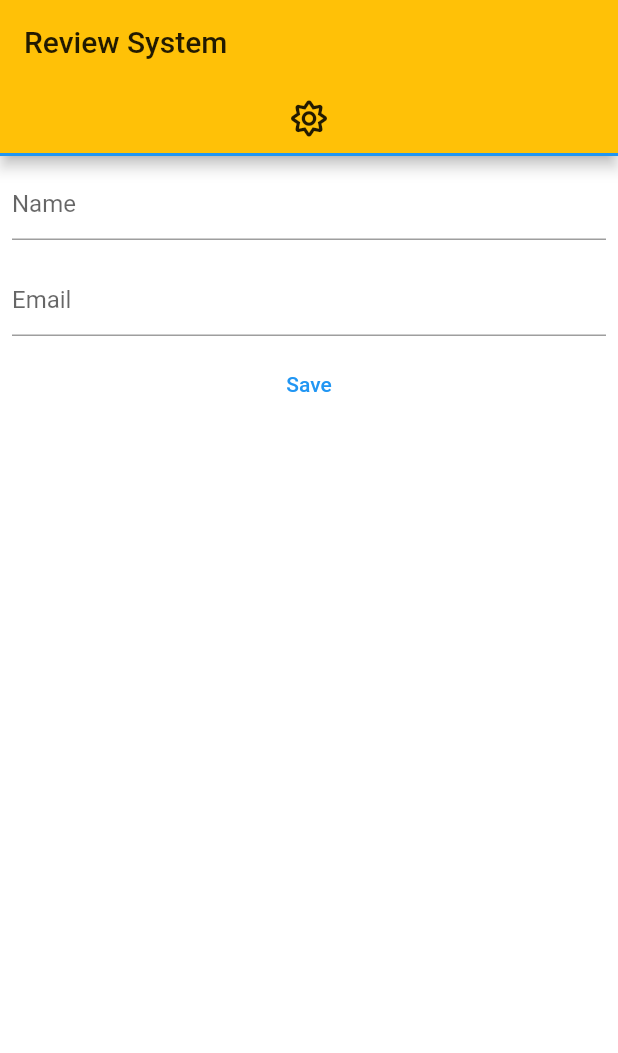
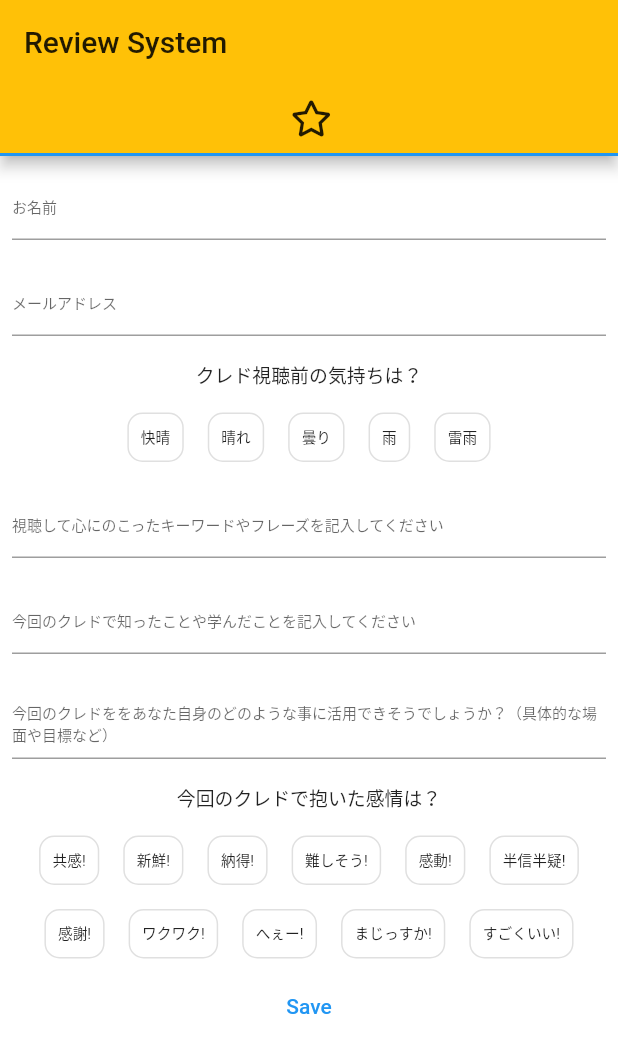
Before and after one commit to yoichiyy/credo, a Flutter app: the screen it shows after launch, on a phone screen of 412 x 824 dp. Shown: the top 1053 px of the screen. Run offline on Flutter 3.47's test engine with Material 2 defaults, Android fonts, the phone set to English and light mode, and no system bars; our stand-ins replace font_awesome_flutter, get.

Commit message:
feedback form completed

```diff
--- a/lib/constants/global_constants.dart
+++ b/lib/constants/global_constants.dart
@@ -1,4 +1,2 @@
-const String sheetId = "1yl9FmfMZdGFQ9RqvgUjQbxncn9Hi6u5RfcdCASYyUgc";
-
 const String feedbackFormURL =
-    "https://script.google.com/macros/s/AKfycby_Kup2eGjxgyxYliH8pXGxla_Cznc9CqJpEGBsg2HFezvmBt5mrJL3y3RskPoNIij_/exec";
+    "https://script.google.com/macros/s/AKfycbzulCa9ooY1so7i7khxqfQeoTk1dpv-9y92NiJy-Kze1Rau_ir1E0-tBLPDTRVgWUoW/exec";
--- a/lib/constants/string_constants.dart
+++ b/lib/constants/string_constants.dart
@@ -4,3 +4,39 @@ class StringConstants {
   static final String homeTabMorning = "Morning Videos";
   static final String homeTabEvening = "Evening Videos";
 }
+
+class FeedbackFormFieldHintConstants {
+  static final String name = "お名前";
+  static final String emailAddress = "メールアドレス";
+  static final String knowledge = "今回のクレドで知ったことや学んだことを記入してください";
+  static final String focus = "視聴して心にのこったキーワードやフレーズを記入してください";
+
+  static final String motivation = "今回のクレドで抱いた感情は？";
+
+  static final String feeling = "クレド視聴前の気持ちは？";
+
+  static getFeelingTypes(int value) {
+    List<String> _options = ["快晴", "晴れ", "曇り", "雨", "雷雨"];
+    return _options[value];
+  }
+
+  static final String bridging =
+      "今回のクレドををあなた自身のどのような事に活用できそうでしょうか？（具体的な場面や目標など）";
+
+  static getMotivationTypes(int value) {
+    List<String> _options = [
+      "共感!",
+      "新鮮!",
+      "納得!",
+      "難しそう!",
+      "感動!",
+      "半信半疑!",
+      "感謝!",
+      "ワクワク!",
+      "へぇー!",
+      "まじっすか!",
+      "すごくいい!"
+    ];
+    return _options[value];
+  }
+}
--- a/lib/models/form_models/feedback_form_model.dart
+++ b/lib/models/form_models/feedback_form_model.dart
@@ -1,9 +1,22 @@
+import 'package:review_system/constants/string_constants.dart';
+
 class FeedbackFormData {
   String name = '';
   String email = '';
+  String focus = "";
+  String knowledge = "";
+  String bridging = "";
+  int feeling;
+  int motivation;
 
   Map toJson() => {
         "name": this.name,
         "email": this.email,
+        "focus": this.focus,
+        "knowledge": this.knowledge,
+        "bridging": this.bridging,
+        "feeling": FeedbackFormFieldHintConstants.getFeelingTypes(this.feeling),
+        "motivation":
+            FeedbackFormFieldHintConstants.getMotivationTypes(this.motivation),
       };
 }
--- a/lib/screens/home_screen.dart
+++ b/lib/screens/home_screen.dart
@@ -19,13 +19,13 @@ class Home extends StatelessWidget {
         child: Scaffold(
           appBar: AppBar(
             bottom: TabBar(
-              onTap: _changeTheme,
+              // onTap: _changeTheme,
               tabs: [
                 Tab(
-                  icon: Icon(FontAwesomeIcons.sun),
+                  icon: Icon(FontAwesomeIcons.star),
                 ),
                 // Tab(
-                //   icon: Icon(FontAwesomeIcons.moon),
+                //   icon: Icon(FontAwesomeIcons.video),
                 // ),
               ],
             ),
@@ -34,6 +34,7 @@ class Home extends StatelessWidget {
           body: TabBarView(
             children: [
               FeedbackForm(),
+              // FeedbackForm(),
             ],
           ),
         ),
--- a/lib/widgets/forms/feedback_form.dart
+++ b/lib/widgets/forms/feedback_form.dart
@@ -1,7 +1,10 @@
 import 'package:flutter/material.dart';
+import 'package:review_system/constants/string_constants.dart';
 import 'package:review_system/controller/feedback_form_controller.dart';
 import 'package:review_system/models/form_models/feedback_form_model.dart';
 import 'package:get/get.dart';
+import 'package:review_system/widgets/forms/form_buttons.dart';
+import 'package:review_system/widgets/forms/form_fields.dart';
 
 class FeedbackForm extends StatefulWidget {
   FeedbackForm({Key key}) : super(key: key);
@@ -40,41 +43,79 @@ class _FeedbackFormState extends State<FeedbackForm> {
           children: [
             Column(
               children: [
-                Padding(
-                  padding: const EdgeInsets.all(8.0),
-                  child: TextFormField(
-                    decoration: InputDecoration(
-                      hintText: "Name",
-                    ),
+                customField(
+                  hint: FeedbackFormFieldHintConstants.name,
+                  isMandatory: true,
                   onSaved: (String value) {
                     this._data.name = value.trim();
                   },
-                    validator: (String input) {
-                      if (input.isEmpty) {
-                        return "This is compulsory";
-                      } else {
-                        return null;
-                      }
-                    },
                 ),
-                ),
-                Padding(
-                  padding: const EdgeInsets.all(8.0),
-                  child: TextFormField(
-                    decoration: InputDecoration(
-                      hintText: "Email",
-                    ),
+                customField(
+                  hint: FeedbackFormFieldHintConstants.emailAddress,
+                  isMandatory: true,
                   onSaved: (String value) {
                     this._data.email = value.trim();
                   },
-                    validator: (String input) {
-                      if (input.isEmpty) {
-                        return "This is compulsory";
-                      } else {
-                        return null;
-                      }
+                ),
+
+                _buildButtonHeaders(FeedbackFormFieldHintConstants.feeling),
+                //build feeling buttons
+                Wrap(
+                  alignment: WrapAlignment.center,
+                  crossAxisAlignment: WrapCrossAlignment.center,
+                  children: List.generate(5, (index) => index)
+                      .map(
+                        (item) => formButtons(
+                          title: FeedbackFormFieldHintConstants.getFeelingTypes(
+                              item),
+                          isSelected: this._data.feeling == item,
+                          onTap: () {
+                            this._data.feeling = item;
+                            setState(() {});
                           },
                         ),
+                      )
+                      .toList()
+                      .cast<Widget>(),
+                ),
+                customField(
+                  hint: FeedbackFormFieldHintConstants.focus,
+                  onSaved: (String value) {
+                    this._data.focus = value.trim();
+                  },
+                ),
+                customField(
+                  hint: FeedbackFormFieldHintConstants.knowledge,
+                  onSaved: (String value) {
+                    this._data.knowledge = value.trim();
+                  },
+                ),
+                customField(
+                  hint: FeedbackFormFieldHintConstants.bridging,
+                  onSaved: (String value) {
+                    this._data.bridging = value.trim();
+                  },
+                ),
+                _buildButtonHeaders(FeedbackFormFieldHintConstants.motivation),
+                //build Motivation  buttons
+                Wrap(
+                  alignment: WrapAlignment.center,
+                  crossAxisAlignment: WrapCrossAlignment.center,
+                  children: List.generate(11, (index) => index)
+                      .map(
+                        (item) => formButtons(
+                          title:
+                              FeedbackFormFieldHintConstants.getMotivationTypes(
+                                  item),
+                          isSelected: this._data.motivation == item,
+                          onTap: () {
+                            this._data.motivation = item;
+                            setState(() {});
+                          },
+                        ),
+                      )
+                      .toList()
+                      .cast<Widget>(),
                 ),
                 Center(
                   child: TextButton(
@@ -95,4 +136,14 @@ class _FeedbackFormState extends State<FeedbackForm> {
       ),
     );
   }
+
+  _buildButtonHeaders(title) {
+    return Padding(
+      padding: const EdgeInsets.all(8.0),
+      child: Text(
+        title,
+        textScaleFactor: 0.9,
+      ),
+    );
   }
+}
--- /dev/null
+++ b/lib/widgets/forms/form_buttons.dart
@@ -0,0 +1,30 @@
+import 'package:flutter/material.dart';
+
+Widget formButtons({
+  String title,
+  onTap,
+  isSelected,
+}) {
+  return Padding(
+    padding: const EdgeInsets.all(8.0),
+    child: InkWell(
+      onTap: onTap,
+      child: Container(
+        decoration: BoxDecoration(
+          border: Border.all(
+            width: 1,
+            color: isSelected ? Colors.orange[600] : Colors.grey[300],
+          ),
+          borderRadius: BorderRadius.circular(10),
+        ),
+        child: Padding(
+          padding: const EdgeInsets.all(8.0),
+          child: Text(
+            title,
+            textScaleFactor: 0.7,
+          ),
+        ),
+      ),
+    ),
+  );
+}
--- /dev/null
+++ b/lib/widgets/forms/form_fields.dart
@@ -0,0 +1,26 @@
+import 'package:flutter/material.dart';
+
+Widget customField({onSaved, hint, isMandatory}) {
+  return Padding(
+    padding: const EdgeInsets.all(8.0),
+    child: TextFormField(
+      decoration: InputDecoration(
+        hintText: hint,
+        hintStyle: TextStyle(fontSize: 10),
+        hintMaxLines: 2,
+      ),
+      onSaved: onSaved,
+      validator: (String input) {
+        if (isMandatory ?? false) {
+          if (input.isEmpty) {
+            return "This is compulsory";
+          } else {
+            return null;
+          }
+        } else {
+          return null;
+        }
+      },
+    ),
+  );
+}
```
Also changed, not shown: lib/widgets/video_block.dart (added). Lines whose indentation alone changed are shown as unchanged.
